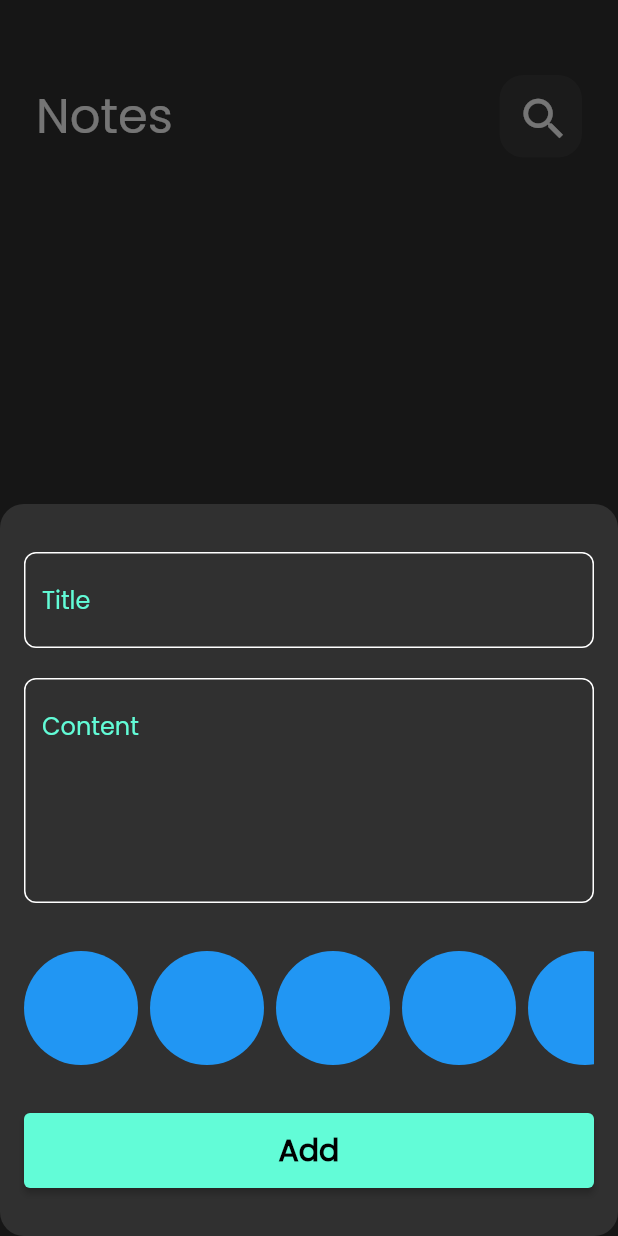
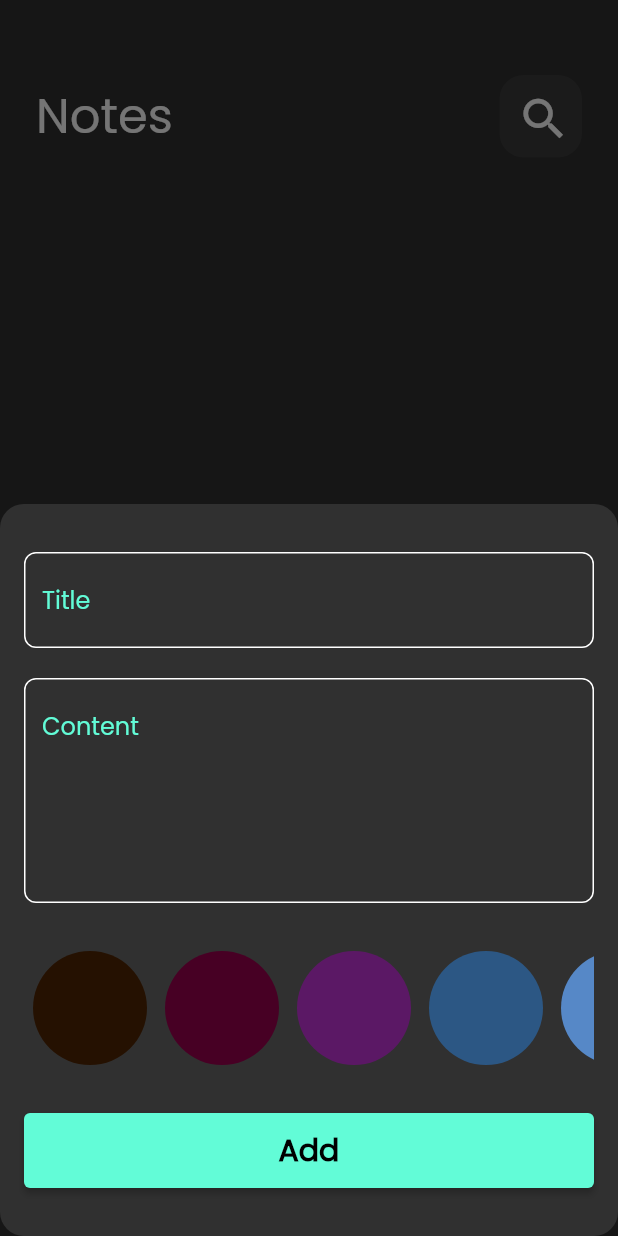
Before and after one commit to saeed-talaat/notes_app, a Flutter app: the screen it shows after launch, after a tap on the "add" icon, on a phone screen of 412 x 824 dp. Run offline on Flutter 3.47's test engine with Material 3 defaults, Android fonts, the phone set to English and light mode, and no system bars; our stand-ins replace bloc, flutter_bloc, font_awesome_flutter, hive, hive_flutter; accounts and stored records are empty.

Commit message:
colors list view part 2

```diff
--- a/lib/widgets/color_item.dart
+++ b/lib/widgets/color_item.dart
@@ -1,13 +1,24 @@
 import 'package:flutter/material.dart';
 
 class ColorItem extends StatelessWidget {
-  const ColorItem({Key? key}) : super(key: key);
+  const ColorItem({Key? key, required this.isActive, required this.color}) : super(key: key);
 
+  final bool isActive;
+ final Color color;
   @override
   Widget build(BuildContext context) {
-    return CircleAvatar(
-      radius: 38,
-      backgroundColor: Colors.blue,
-    );
+    return isActive
+        ? CircleAvatar(
+            radius: 38,
+            backgroundColor: Colors.white,
+            child: CircleAvatar(
+              radius: 36,
+              backgroundColor: color,
+            ),
+          )
+        : CircleAvatar(
+            radius: 38,
+            backgroundColor: color,
+          );
   }
 }
--- a/lib/widgets/colors_list_view.dart
+++ b/lib/widgets/colors_list_view.dart
@@ -1,9 +1,27 @@
 import 'package:flutter/material.dart';
 import 'package:notes_pp/widgets/color_item.dart';
 
-class ColorsListView extends StatelessWidget {
+class ColorsListView extends StatefulWidget {
   const ColorsListView({Key? key}) : super(key: key);
 
+  @override
+  State<ColorsListView> createState() => _ColorsListViewState();
+}
+
+class _ColorsListViewState extends State<ColorsListView> {
+
+
+  int currentIndex = -1;
+
+
+  List<Color>colorsList = [
+    Color(0xff251101),
+    Color(0xff470024),
+    Color(0xff5B1865),
+    Color(0xff2C5784),
+    Color(0xff5688C7),
+
+  ];
   @override
   Widget build(BuildContext context) {
     return SizedBox(
@@ -11,12 +29,25 @@
       child: ListView.builder(
         physics: BouncingScrollPhysics(),
         scrollDirection: Axis.horizontal,
-        itemCount: 10,
+        itemCount: colorsList.length,
         itemBuilder: (context, index) {
+
           return Padding(
-            padding: const EdgeInsets.only(right: 8),
-            child: ColorItem(),
+            padding: const EdgeInsets.symmetric(horizontal: 6),
+            child: GestureDetector(
+              onTap:() {
+                currentIndex = index;
+                setState(() {
+
+                });
+              },
+              child: ColorItem(
+                isActive: currentIndex == index,
+                color: colorsList[index],
+              ),
+            ),
           );
+
         },
       ),
     );
```
